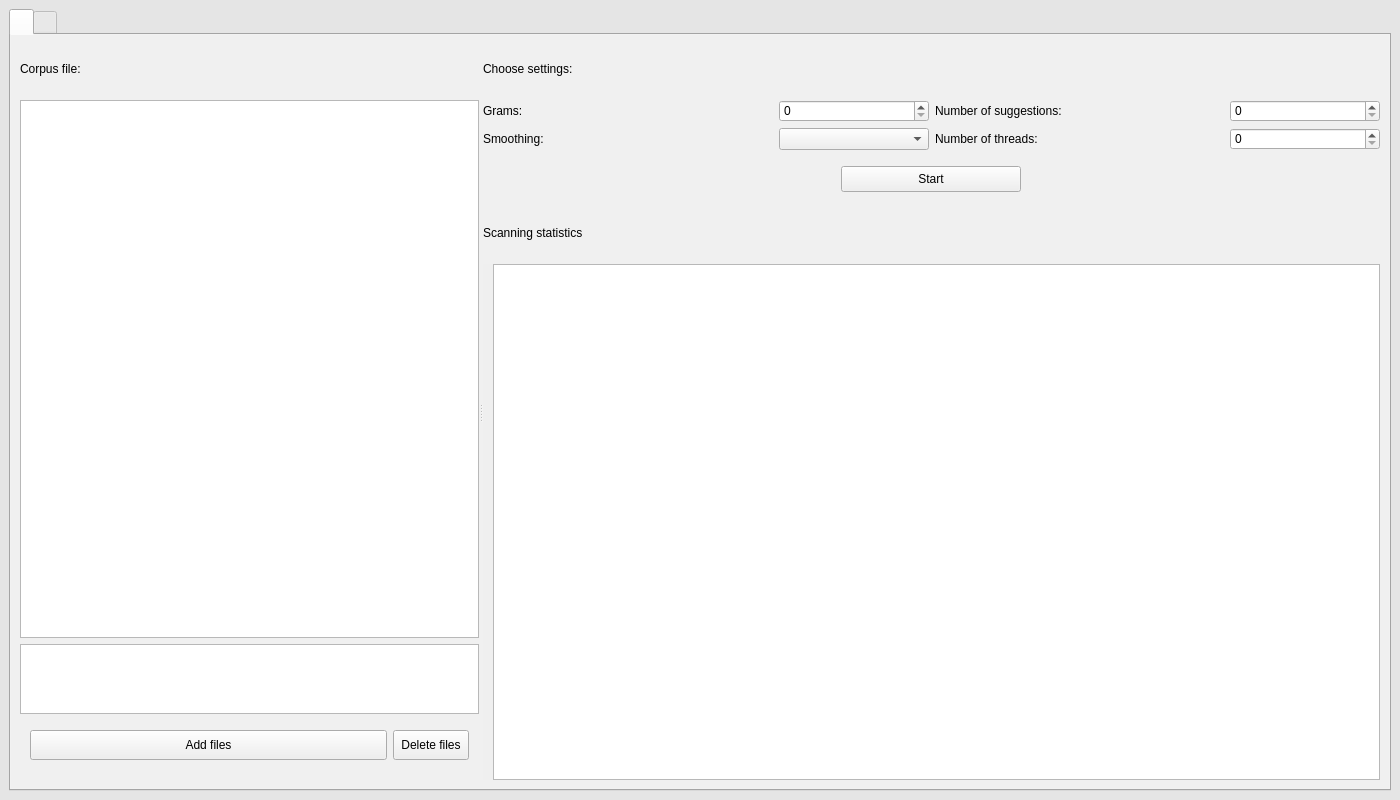
The window that src/interface/main_window.ui (romanyshyn-natalia/Word_prediction_system_based_on_n-Gram) describes before a commit, drawn with Qt 5.
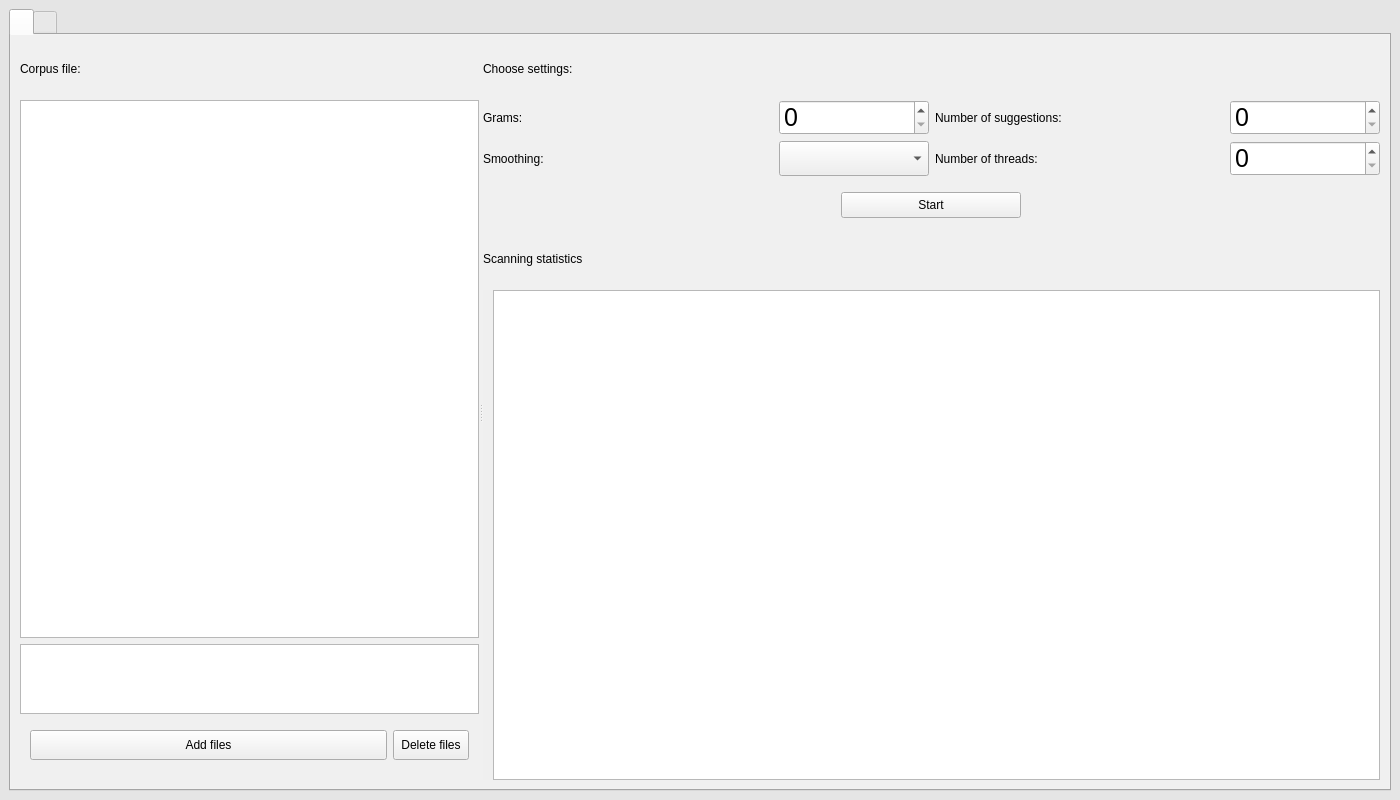
The same window after the commit. Icons and pictures are not drawn.

Diff of the .ui file:
```diff
--- a/src/interface/main_window.ui
+++ b/src/interface/main_window.ui
@@ -235,7 +235,7 @@
                 <item row="1" column="1">
                  <widget class="QComboBox" name="smoothingBox">
                   <property name="sizePolicy">
-                   <sizepolicy hsizetype="Minimum" vsizetype="Fixed">
+                   <sizepolicy hsizetype="Minimum" vsizetype="Minimum">
                     <horstretch>0</horstretch>
                     <verstretch>0</verstretch>
                    </sizepolicy>
@@ -249,9 +249,18 @@
                   <property name="maximumSize">
                    <size>
                     <width>150</width>
-                    <height>16777215</height>
+                    <height>35</height>
                    </size>
                   </property>
+                  <property name="styleSheet">
+                   <string notr="true">QComboBox::down-arrow, QComboBox::down-arrow:on, QComboBox::down-arrow:hover, QComboBox::down-arrow:focus {
+	image: url(&quot;:/arrow_down.png&quot;);
+}
+
+QComboBox {
+font-size: 25px;
+}</string>
+                  </property>
                   <property name="currentIndex">
                    <number>-1</number>
                   </property>
@@ -262,6 +271,12 @@
                 </item>
                 <item row="1" column="0">
                  <widget class="QLabel" name="label_7">
+                  <property name="sizePolicy">
+                   <sizepolicy hsizetype="Fixed" vsizetype="Preferred">
+                    <horstretch>0</horstretch>
+                    <verstretch>0</verstretch>
+                   </sizepolicy>
+                  </property>
                   <property name="maximumSize">
                    <size>
                     <width>350</width>
@@ -275,6 +290,12 @@
                 </item>
                 <item row="0" column="0">
                  <widget class="QLabel" name="label_5">
+                  <property name="sizePolicy">
+                   <sizepolicy hsizetype="Fixed" vsizetype="Preferred">
+                    <horstretch>0</horstretch>
+                    <verstretch>0</verstretch>
+                   </sizepolicy>
+                  </property>
                   <property name="minimumSize">
                    <size>
                     <width>10</width>
@@ -297,9 +318,23 @@
                   <property name="maximumSize">
                    <size>
                     <width>150</width>
-                    <height>16777215</height>
+                    <height>35</height>
                    </size>
                   </property>
+                  <property name="styleSheet">
+                   <string notr="true">QSpinBox:up-button {
+	image: url(&quot;:/arrow_up.png&quot;);
+}
+
+QSpinBox:down-button {
+	image: url(&quot;:/arrow_down.png&quot;);
+}
+
+
+QSpinBox {
+font-size: 25px;
+}</string>
+                  </property>
                  </widget>
                 </item>
                </layout>
@@ -334,16 +369,41 @@
                 </item>
                 <item row="0" column="1">
                  <widget class="QSpinBox" name="wordsBox">
+                  <property name="sizePolicy">
+                   <sizepolicy hsizetype="Fixed" vsizetype="Fixed">
+                    <horstretch>0</horstretch>
+                    <verstretch>0</verstretch>
+                   </sizepolicy>
+                  </property>
                   <property name="maximumSize">
                    <size>
                     <width>150</width>
-                    <height>16777215</height>
+                    <height>35</height>
                    </size>
                   </property>
+                  <property name="styleSheet">
+                   <string notr="true">QSpinBox:up-button {
+	image: url(&quot;:/arrow_up.png&quot;);
+}
+
+QSpinBox:down-button {
+	image: url(&quot;:/arrow_down.png&quot;);
+}
+
+QSpinBox {
+font-size: 25px;
+}</string>
+                  </property>
                  </widget>
                 </item>
                 <item row="1" column="1">
                  <widget class="QSpinBox" name="threadBox">
+                  <property name="sizePolicy">
+                   <sizepolicy hsizetype="Fixed" vsizetype="Fixed">
+                    <horstretch>0</horstretch>
+                    <verstretch>0</verstretch>
+                   </sizepolicy>
+                  </property>
                   <property name="minimumSize">
                    <size>
                     <width>150</width>
@@ -353,9 +413,22 @@
                   <property name="maximumSize">
                    <size>
                     <width>150</width>
-                    <height>16777215</height>
+                    <height>35</height>
                    </size>
                   </property>
+                  <property name="styleSheet">
+                   <string notr="true">QSpinBox:up-button {
+	image: url(&quot;:/arrow_up.png&quot;);
+}
+
+QSpinBox:down-button {
+	image: url(&quot;:/arrow_down.png&quot;);
+}
+
+QSpinBox {
+font-size: 25px;
+}</string>
+                  </property>
                  </widget>
                 </item>
                </layout>
```
Left out of the diff: 13 changed lines with no effect on the pictures.
